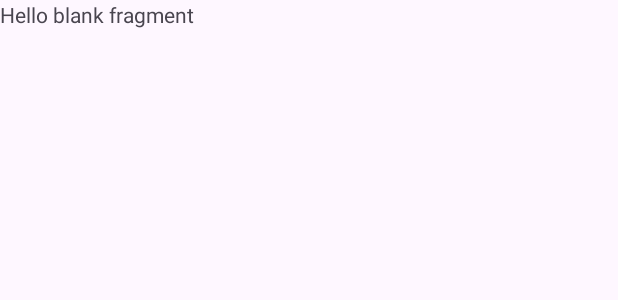
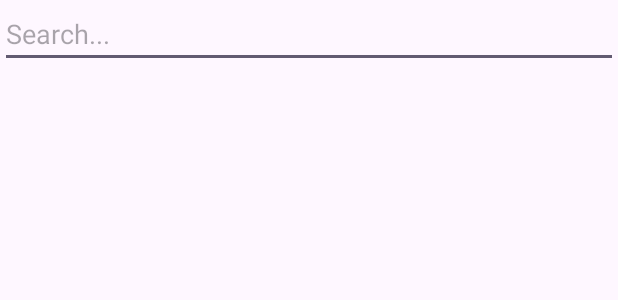
Before and after one commit to Ashraf-El-Fallah/MVVM_News_App, an Android app: the layout fragment_search_news.xml on its own in the app's theme, with its tools: preview values and no code run, on a phone screen of 412 x 824 dp. Shown: the top 300 px of the screen. Run offline under Robolectric (Android 15) with nearby library versions, the phone set to English and light mode, and no system bars; network calls fail.

Commit message:
add searching and fix issues

```diff
--- a/app/src/main/java/com/af/newsapp/ui/NewsActivity.kt
+++ b/app/src/main/java/com/af/newsapp/ui/NewsActivity.kt
@@ -19,7 +19,6 @@ class NewsActivity : AppCompatActivity() {
         binding = ActivityNewsBinding.inflate(layoutInflater)
         setContentView(binding.root)
 
-
         addBottomNavigation()
         initViewModel()
     }
--- a/app/src/main/java/com/af/newsapp/ui/fragments/BreakingNewsFragment.kt
+++ b/app/src/main/java/com/af/newsapp/ui/fragments/BreakingNewsFragment.kt
@@ -36,9 +36,13 @@ class BreakingNewsFragment : Fragment() {
 
     override fun onViewCreated(view: View, savedInstanceState: Bundle?) {
         super.onViewCreated(view, savedInstanceState)
+
         viewModel = (activity as NewsActivity).viewModel
         setupRecyclerView()
+        initObservers()
+    }
 
+    private fun initObservers() {
         viewModel.breakingNews.observe(viewLifecycleOwner, Observer { response ->
             when (response) {
                 is Resource.Success -> {
@@ -51,7 +55,7 @@ class BreakingNewsFragment : Fragment() {
                 is Resource.Error -> {
                     hideProgressBar()
                     response.message?.let { message ->
-                        Log.e("Breaking News", "An error occured $message")
+                        Log.e("Breaking News", "An error occurred $message")
                     }
                 }
 
--- a/app/src/main/java/com/af/newsapp/util/Constants.kt
+++ b/app/src/main/java/com/af/newsapp/util/Constants.kt
@@ -2,7 +2,8 @@ package com.af.newsapp.util
 
 class Constants {
     companion object {
-        const val API_KEY = "6953a7421bb749c589e687746c85eee8"
+        const val API_KEY = "54b64324f112441bb5cd0e7e02a9f7a6"
         const val BASE_URL = "https://newsapi.org"
+        const val SEARCH_NEWS_TIME_DELAY = 500L
     }
 }
--- a/app/src/main/res/layout/activity_news.xml
+++ b/app/src/main/res/layout/activity_news.xml
@@ -31,7 +31,7 @@
     <com.google.android.material.bottomnavigation.BottomNavigationView
         android:id="@+id/bottomNavigationView"
         android:layout_width="match_parent"
-        android:layout_height="56dp"
+        android:layout_height="65dp"
         app:layout_constraintBottom_toBottomOf="parent"
         app:layout_constraintEnd_toEndOf="parent"
         app:layout_constraintHorizontal_bias="0.5"
--- a/app/src/main/res/layout/fragment_search_news.xml
+++ b/app/src/main/res/layout/fragment_search_news.xml
@@ -1,14 +1,40 @@
 <?xml version="1.0" encoding="utf-8"?>
-<FrameLayout xmlns:android="http://schemas.android.com/apk/res/android"
+<androidx.constraintlayout.widget.ConstraintLayout xmlns:android="http://schemas.android.com/apk/res/android"
+    xmlns:app="http://schemas.android.com/apk/res-auto"
     xmlns:tools="http://schemas.android.com/tools"
     android:layout_width="match_parent"
-    android:layout_height="match_parent"
-    tools:context=".ui.fragments.SearchNewsFragment">
+    android:layout_height="match_parent">
 
-    <!-- TODO: Update blank fragment layout -->
-    <TextView
+    <EditText
+        android:id="@+id/etSearch"
         android:layout_width="match_parent"
-        android:layout_height="match_parent"
-        android:text="@string/hello_blank_fragment" />
+        android:layout_height="wrap_content"
+        android:hint="Search..."
+        app:layout_constraintEnd_toEndOf="parent"
+        app:layout_constraintHorizontal_bias="0.5"
+        app:layout_constraintStart_toStartOf="parent"
+        app:layout_constraintTop_toTopOf="parent" />
 
-</FrameLayout>
+    <androidx.recyclerview.widget.RecyclerView
+        android:id="@+id/rvSearchNews"
+        android:layout_width="match_parent"
+        android:layout_height="0dp"
+        android:clipToPadding="false"
+        android:paddingBottom="50dp"
+        app:layout_constraintBottom_toBottomOf="parent"
+        app:layout_constraintTop_toBottomOf="@+id/etSearch"
+        tools:layout_editor_absoluteX="0dp" />
+
+    <ProgressBar
+        android:id="@+id/paginationProgressBar"
+        style="?attr/progressBarStyle"
+        android:layout_width="wrap_content"
+        android:layout_height="wrap_content"
+        android:background="@android:color/transparent"
+        android:visibility="invisible"
+        app:layout_constraintBottom_toBottomOf="parent"
+        app:layout_constraintEnd_toEndOf="parent"
+        app:layout_constraintHorizontal_bias="0.5"
+        app:layout_constraintStart_toStartOf="parent" />
+
+</androidx.constraintlayout.widget.ConstraintLayout>
--- a/app/src/main/res/values-night/themes.xml
+++ b/app/src/main/res/values-night/themes.xml
@@ -1,6 +1,6 @@
 <resources xmlns:tools="http://schemas.android.com/tools">
     <!-- Base application theme. -->
-    <style name="Base.Theme.NewsApp" parent="Theme.Material3.DayNight.NoActionBar">
+    <style name="Base.Theme.NewsApp" parent="Theme.Material3.Light.NoActionBar">
         <!-- Customize your dark theme here. -->
         <!-- <item name="colorPrimary">@color/my_dark_primary</item> -->
     </style>
--- a/app/src/main/res/values/themes.xml
+++ b/app/src/main/res/values/themes.xml
@@ -1,6 +1,6 @@
 <resources xmlns:tools="http://schemas.android.com/tools">
     <!-- Base application theme. -->
-    <style name="Base.Theme.NewsApp" parent="Theme.Material3.DayNight.NoActionBar">
+    <style name="Base.Theme.NewsApp" parent="Theme.Material3.Light.NoActionBar">
         <!-- Customize your light theme here. -->
         <!-- <item name="colorPrimary">@color/my_light_primary</item> -->
     </style>
```
Also changed, not shown: app/src/main/java/com/af/newsapp/repository/NewsRepository.kt (+7 -0 lines), app/src/main/java/com/af/newsapp/ui/NewsViewModel.kt (+24 -1 lines), app/src/main/java/com/af/newsapp/ui/fragments/SearchNewsFragment.kt (+70 -0 lines).
